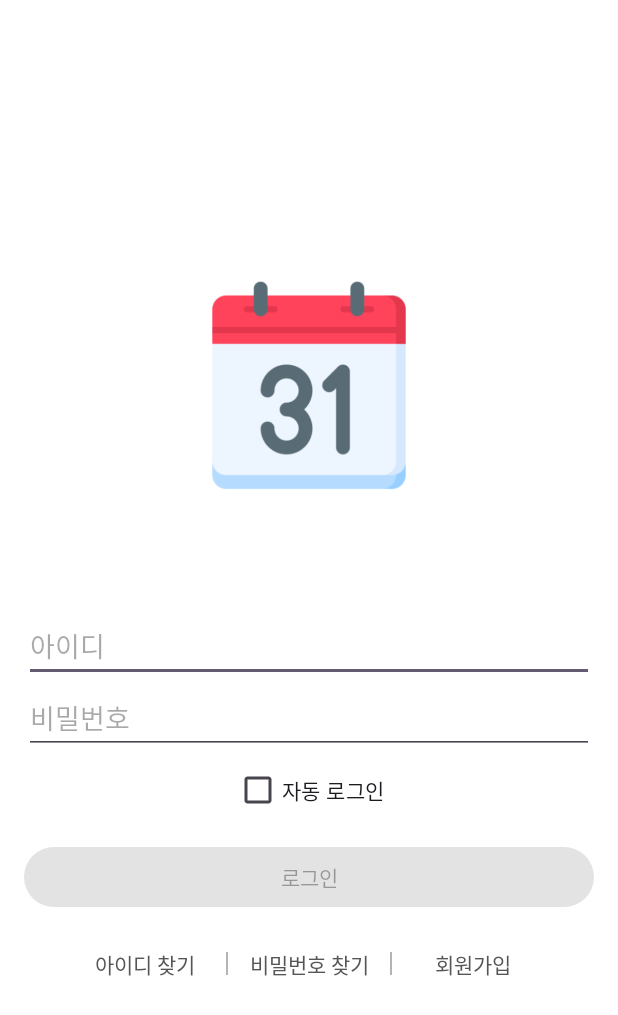
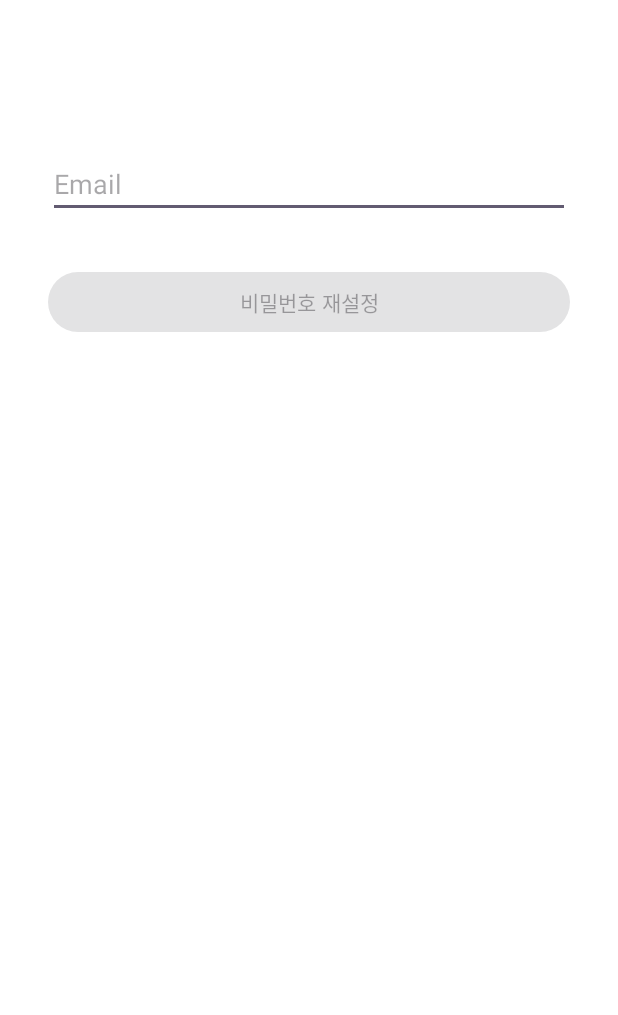
Before and after one commit to ParkSemin/Shared_Calender, an Android app: the screen it shows after launch (LoginActivity before the commit, ResetPasswordActivity after it), after a tap on "비밀번호 찾기", on a phone screen of 412 x 824 dp. Shown: the top 1015 px of the screen. Run offline under Robolectric (Android 15) with nearby library versions, the phone set to English and light mode, and no system bars; our stand-ins replace Firebase (no records; nobody signed in at launch, a user with empty details on screens opened directly); libraries missing offline, so code that uses them is left out: www.sanju.motiontoast.

Commit message:
회원 탈퇴 오류 해결 intent 옮김 비밀 번호 초기화 추가 ResetPasswordActivity 비밀 번호 초기화 화면 추가 activity_reset_password.xml

```diff
--- a/app/src/main/AndroidManifest.xml
+++ b/app/src/main/AndroidManifest.xml
@@ -28,6 +28,7 @@
         <activity android:name=".SignupActivity"
             android:windowSoftInputMode="adjustResize"/>
         <activity android:name=".AddEventActivity" />
+        <activity android:name=".ResetPasswordActivity"/>
     </application>
 
 </manifest>
--- a/app/src/main/java/com/example/sharedcalendar/LoginActivity.kt
+++ b/app/src/main/java/com/example/sharedcalendar/LoginActivity.kt
@@ -133,7 +133,8 @@ class LoginActivity : AppCompatActivity() {
         }
         // 비밀번호 찾기 리스너
         binding.btnFindPw.setOnClickListener {
-            Toast.makeText(baseContext, "비밀번호 찾기 클릭됨", Toast.LENGTH_SHORT).show()
+            val intent = Intent(this, ResetPasswordActivity::class.java)
+            startActivity(intent)
         }
         // 회원가입 리스너
         binding.btnSignUp.setOnClickListener {
--- /dev/null
+++ b/app/src/main/res/layout/activity_reset_password.xml
@@ -0,0 +1,34 @@
+<?xml version="1.0" encoding="utf-8"?>
+<androidx.constraintlayout.widget.ConstraintLayout
+    xmlns:android="http://schemas.android.com/apk/res/android"
+    xmlns:app="http://schemas.android.com/apk/res-auto"
+    xmlns:tools="http://schemas.android.com/tools"
+    android:layout_width="match_parent"
+    android:layout_height="match_parent"
+    android:background="@color/white"
+    tools:context=".ResetPasswordActivity">
+
+    <EditText
+        android:id="@+id/editTextResetEmail"
+        android:layout_width="0dp"
+        android:layout_height="wrap_content"
+        android:layout_marginTop="100dp"
+        android:layout_marginStart="32dp"
+        android:layout_marginEnd="32dp"
+        android:hint="Email"
+        android:inputType="textEmailAddress"
+        app:layout_constraintTop_toTopOf="parent"
+        app:layout_constraintStart_toStartOf="parent"
+        app:layout_constraintEnd_toEndOf="parent" />
+
+    <Button
+        android:id="@+id/buttonResetPassword"
+        android:layout_width="0dp"
+        android:layout_height="wrap_content"
+        android:layout_marginTop="32dp"
+        android:text="비밀번호 재설정"
+        app:layout_constraintTop_toBottomOf="@id/editTextResetEmail"
+        app:layout_constraintStart_toStartOf="@id/editTextResetEmail"
+        app:layout_constraintEnd_toEndOf="@id/editTextResetEmail" />
+
+</androidx.constraintlayout.widget.ConstraintLayout>
```
Also changed, not shown: app/src/main/java/com/example/sharedcalendar/MainActivity.kt (+3 -4 lines), app/src/main/java/com/example/sharedcalendar/ResetPasswordActivity.kt (added, +91 -0 lines).
